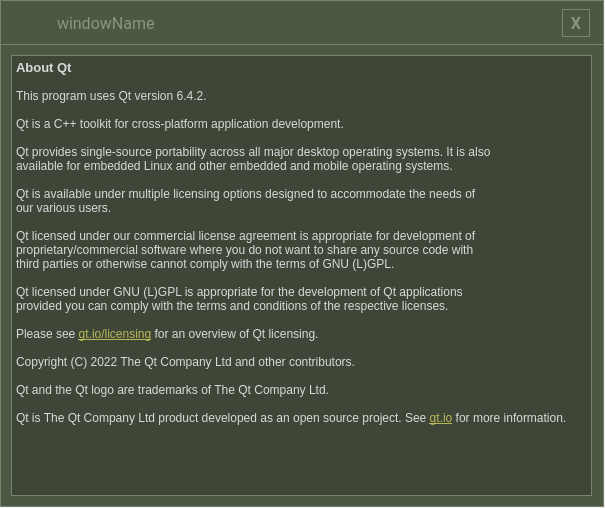
The window that aboutqt.ui (mxrcode/StockWidget) describes before a commit, drawn with Qt 5.
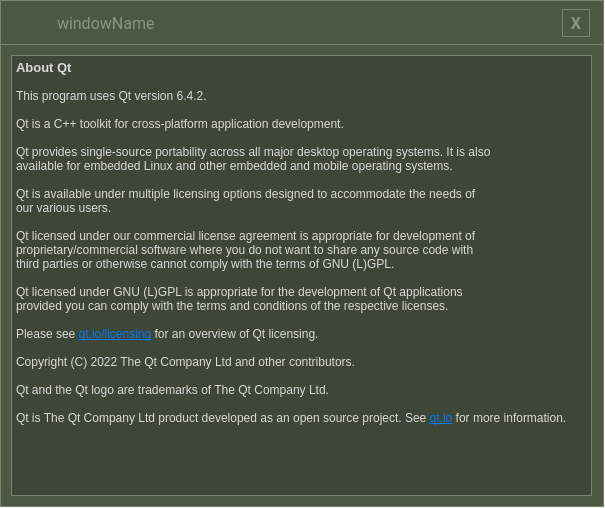
The same window after the commit. Icons and pictures are not drawn.

The edit to the form file:
```diff
--- a/aboutqt.ui
+++ b/aboutqt.ui
@@ -255,13 +255,13 @@
 &lt;p style=&quot; margin-top:0px; margin-bottom:0px; margin-left:0px; margin-right:0px; -qt-block-indent:0; text-indent:0px;&quot;&gt;Qt licensed under GNU (L)GPL is appropriate for the development of Qt applications&lt;/p&gt;
 &lt;p style=&quot; margin-top:0px; margin-bottom:0px; margin-left:0px; margin-right:0px; -qt-block-indent:0; text-indent:0px;&quot;&gt;provided you can comply with the terms and conditions of the respective licenses.&lt;/p&gt;
 &lt;p style=&quot;-qt-paragraph-type:empty; margin-top:0px; margin-bottom:0px; margin-left:0px; margin-right:0px; -qt-block-indent:0; text-indent:0px;&quot;&gt;&lt;br /&gt;&lt;/p&gt;
-&lt;p style=&quot; margin-top:0px; margin-bottom:0px; margin-left:0px; margin-right:0px; -qt-block-indent:0; text-indent:0px;&quot;&gt;Please see &lt;a href=&quot;https://gt.io/licensing&quot;&gt;&lt;span style=&quot; text-decoration: underline; color:#b8b857;&quot;&gt;gt.io/licensing&lt;/span&gt;&lt;/a&gt; for an overview of Qt licensing.&lt;/p&gt;
+&lt;p style=&quot; margin-top:0px; margin-bottom:0px; margin-left:0px; margin-right:0px; -qt-block-indent:0; text-indent:0px;&quot;&gt;Please see &lt;a href=&quot;qt.io/licensing&quot;&gt;&lt;span style=&quot; text-decoration: underline; color:#007af4;&quot;&gt;qt.io/licensing&lt;/span&gt;&lt;/a&gt; for an overview of Qt licensing.&lt;/p&gt;
 &lt;p style=&quot;-qt-paragraph-type:empty; margin-top:0px; margin-bottom:0px; margin-left:0px; margin-right:0px; -qt-block-indent:0; text-indent:0px;&quot;&gt;&lt;br /&gt;&lt;/p&gt;
 &lt;p style=&quot; margin-top:0px; margin-bottom:0px; margin-left:0px; margin-right:0px; -qt-block-indent:0; text-indent:0px;&quot;&gt;Copyright (C) 2022 The Qt Company Ltd and other contributors.&lt;/p&gt;
 &lt;p style=&quot;-qt-paragraph-type:empty; margin-top:0px; margin-bottom:0px; margin-left:0px; margin-right:0px; -qt-block-indent:0; text-indent:0px;&quot;&gt;&lt;br /&gt;&lt;/p&gt;
 &lt;p style=&quot; margin-top:0px; margin-bottom:0px; margin-left:0px; margin-right:0px; -qt-block-indent:0; text-indent:0px;&quot;&gt;Qt and the Qt logo are trademarks of The Qt Company Ltd.&lt;/p&gt;
 &lt;p style=&quot;-qt-paragraph-type:empty; margin-top:0px; margin-bottom:0px; margin-left:0px; margin-right:0px; -qt-block-indent:0; text-indent:0px;&quot;&gt;&lt;br /&gt;&lt;/p&gt;
-&lt;p style=&quot; margin-top:0px; margin-bottom:0px; margin-left:0px; margin-right:0px; -qt-block-indent:0; text-indent:0px;&quot;&gt;Qt is The Qt Company Ltd product developed as an open source project. See &lt;a href=&quot;https://gt.io/&quot;&gt;&lt;span style=&quot; text-decoration: underline; color:#b8b857;&quot;&gt;gt.io&lt;/span&gt;&lt;/a&gt; for more information.&lt;/p&gt;&lt;/body&gt;&lt;/html&gt;</string>
+&lt;p style=&quot; margin-top:0px; margin-bottom:0px; margin-left:0px; margin-right:0px; -qt-block-indent:0; text-indent:0px;&quot;&gt;Qt is The Qt Company Ltd product developed as an open source project. See &lt;a href=&quot;qt.io&quot;&gt;&lt;span style=&quot; text-decoration: underline; color:#007af4;&quot;&gt;qt.io&lt;/span&gt;&lt;/a&gt; for more information.&lt;/p&gt;&lt;/body&gt;&lt;/html&gt;</string>
     </property>
    </widget>
   </widget>
```
